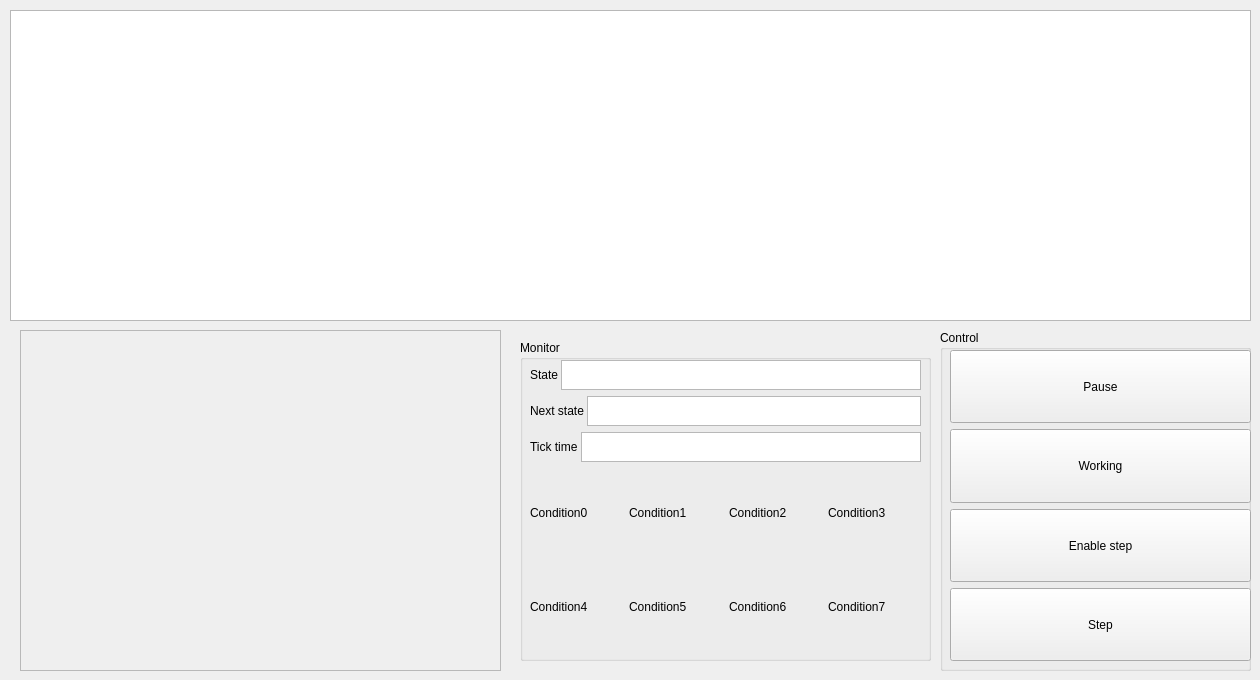
Qt form bank-view/frontunitpanel.ui (smandyscom/front-base-widget) before a commit.
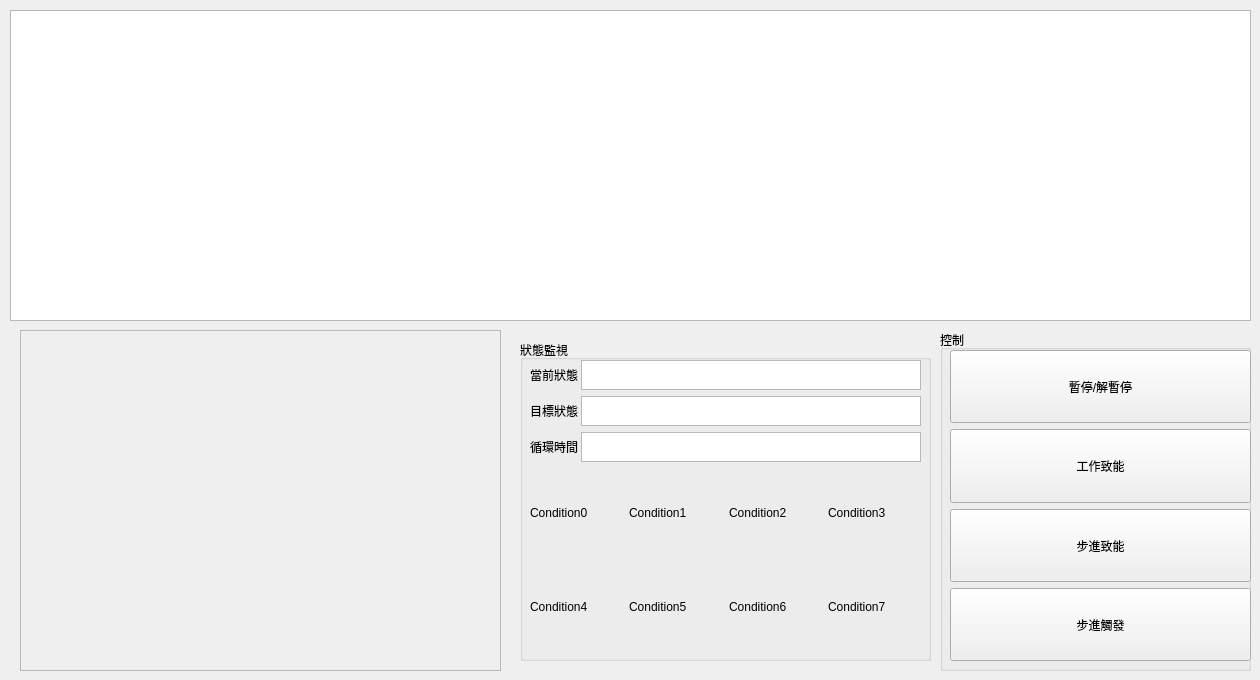
The same form after that commit.

What changed in the file:
```diff
--- a/bank-view/frontunitpanel.ui
+++ b/bank-view/frontunitpanel.ui
@@ -67,9 +67,9 @@
     </rect>
    </property>
    <property name="title">
-    <string>Control</string>
+    <string>控制</string>
    </property>
-   <widget class="QWidget" name="">
+   <widget class="QWidget" name="layoutWidget">
     <property name="geometry">
      <rect>
       <x>10</x>
@@ -88,7 +88,7 @@
         </sizepolicy>
        </property>
        <property name="text">
-        <string>Pause</string>
+        <string>暫停/解暫停</string>
        </property>
       </widget>
      </item>
@@ -101,7 +101,7 @@
         </sizepolicy>
        </property>
        <property name="text">
-        <string>Working</string>
+        <string>工作致能</string>
        </property>
       </widget>
      </item>
@@ -114,7 +114,7 @@
         </sizepolicy>
        </property>
        <property name="text">
-        <string>Enable step</string>
+        <string>步進致能</string>
        </property>
       </widget>
      </item>
@@ -127,7 +127,7 @@
         </sizepolicy>
        </property>
        <property name="text">
-        <string>Step</string>
+        <string>步進觸發</string>
        </property>
       </widget>
      </item>
@@ -144,9 +144,9 @@
     </rect>
    </property>
    <property name="title">
-    <string>Monitor</string>
+    <string>狀態監視</string>
    </property>
-   <widget class="QWidget" name="">
+   <widget class="QWidget" name="layoutWidget">
     <property name="geometry">
      <rect>
       <x>10</x>
@@ -170,7 +170,7 @@
           </size>
          </property>
          <property name="text">
-          <string>State</string>
+          <string>當前狀態</string>
          </property>
         </widget>
        </item>
@@ -206,7 +206,7 @@
           </size>
          </property>
          <property name="text">
-          <string>Next state</string>
+          <string>目標狀態</string>
          </property>
         </widget>
        </item>
@@ -242,7 +242,7 @@
           </size>
          </property>
          <property name="text">
-          <string>Tick time</string>
+          <string>循環時間</string>
          </property>
         </widget>
        </item>
```
